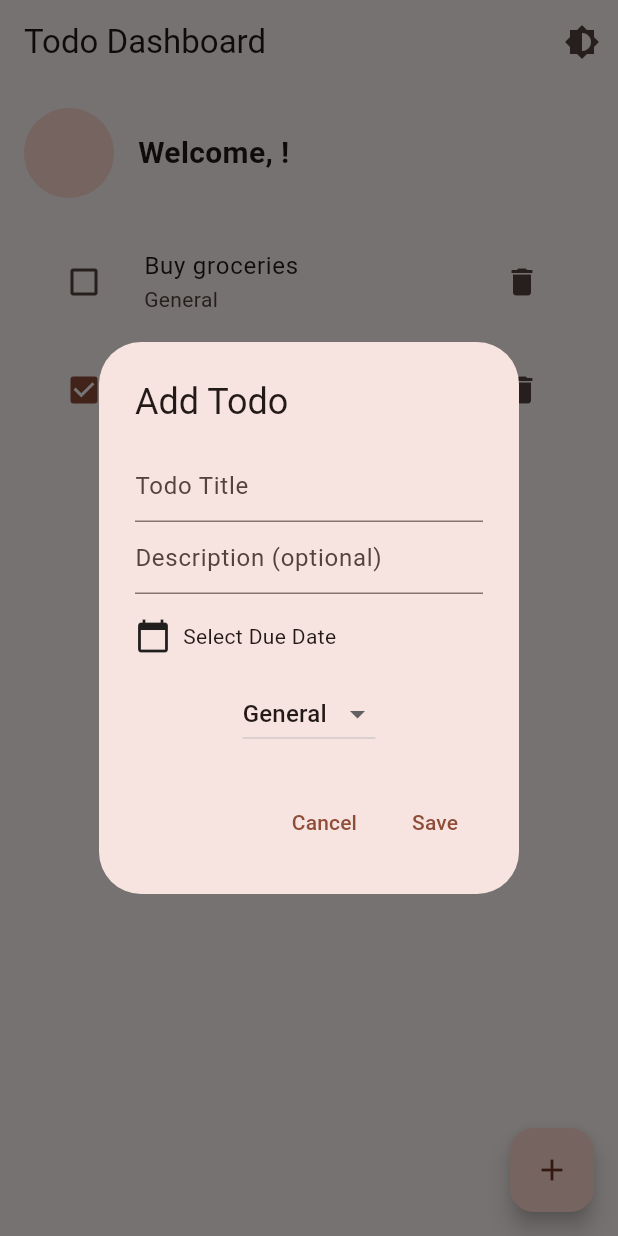
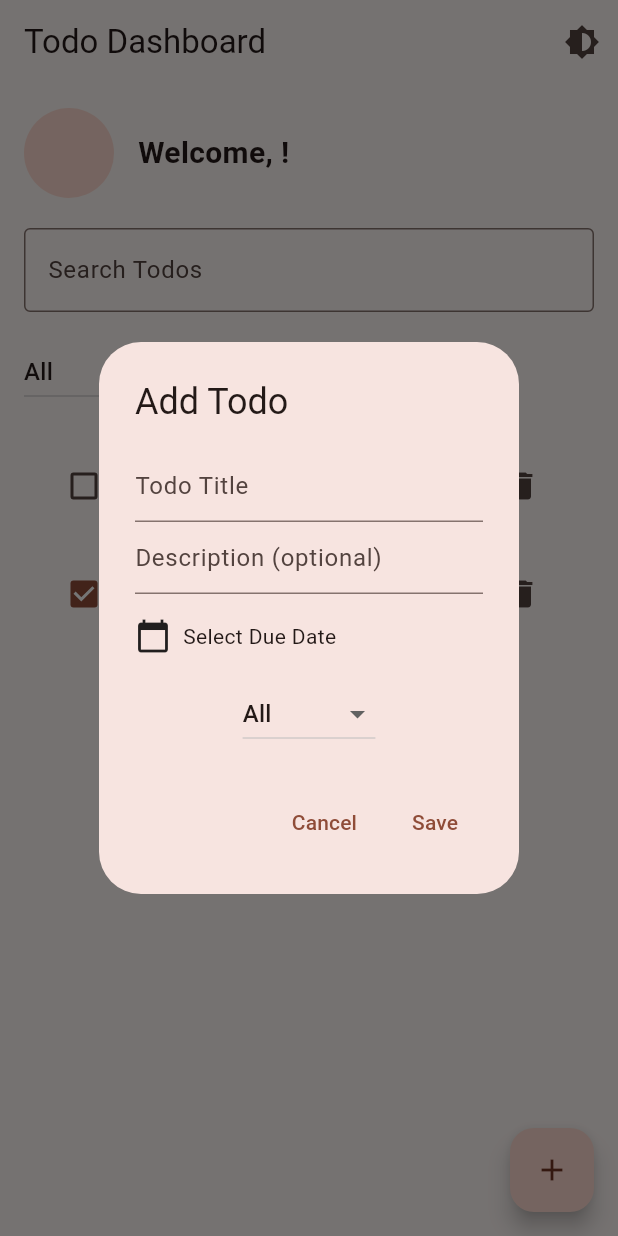
Before and after one commit to g1kdo/checkme, a Flutter app: the HomeScreen screen opened directly with empty values, after a tap on the "add" icon, on a phone screen of 412 x 824 dp. Run offline on Flutter 3.47's test engine with Material 3 defaults, Android fonts, the light colour scheme and no system bars; our stand-ins replace flutter_riverpod.

Commit message:
Search and Filtering implementation

```diff
--- a/lib/ui/screens/home_screen.dart
+++ b/lib/ui/screens/home_screen.dart
@@ -20,6 +20,11 @@
 }
 
 class _HomeScreenState extends ConsumerState<HomeScreen> {
+  DateTime? selectedDueDate;
+  String selectedCategory = 'All';
+  String searchQuery = '';
+  String selectedStatus = 'All'; // Added task status filter (All, Pending, Completed)
+
   @override
   void initState() {
     super.initState();
@@ -29,14 +34,36 @@
     });
   }
 
+  // Search logic
+  List<Todo> _filterTodos(List<Todo> todos) {
+    List<Todo> filteredTodos = todos.where((todo) {
+      final query = searchQuery.toLowerCase();
+      return todo.title.toLowerCase().contains(query) ||
+          (todo.description?.toLowerCase().contains(query) ?? false);
+    }).toList();
+
+    // Filter by selected category
+    if (selectedCategory != 'All') {
+      filteredTodos = filteredTodos.where((todo) {
+        return todo.category == selectedCategory;
+      }).toList();
+    }
+
+    // Filter by selected status (All, Pending, Completed)
+    if (selectedStatus != 'All') {
+      final isCompleted = selectedStatus == 'Completed';
+      filteredTodos = filteredTodos.where((todo) {
+        return todo.isDone == isCompleted;
+      }).toList();
+    }
+
+    return filteredTodos;
+  }
+
   @override
   Widget build(BuildContext context) {
     final themeNotifier = ref.watch(themeProvider.notifier);
     final currentTheme = ref.watch(themeProvider);
-
-    DateTime? selectedDueDate;
-    String selectedCategory = 'General';
-    String searchQuery = '';
 
     // Add a new todo with a due date and category
     void _addTodo(String title, String? description, DateTime? dueDate, String category) async {
@@ -48,15 +75,6 @@
         category: category,
       );
       await ref.read(todoProvider.notifier).addTodo(newTodo);
-    }
-
-    // Search logic
-    List<Todo> _filterTodos(List<Todo> todos) {
-      return todos.where((todo) {
-        final query = searchQuery.toLowerCase();
-        return todo.title.toLowerCase().contains(query) ||
-            (todo.description?.toLowerCase().contains(query) ?? false);
-      }).toList();
     }
 
     // Show Add Todo dialog
@@ -113,7 +131,7 @@
                       selectedCategory = newCategory;
                     }
                   },
-                  items: <String>['General', 'School', 'Personal', 'Urgent']
+                  items: <String>['General', 'School', 'Personal', 'Urgent', 'All']
                       .map<DropdownMenuItem<String>>((String value) {
                     return DropdownMenuItem<String>(
                       value: value,
@@ -171,15 +189,71 @@
               ],
             ),
             const SizedBox(height: 20),
+            // Search bar
+            TextField(
+              decoration: const InputDecoration(
+                labelText: 'Search Todos',
+                border: OutlineInputBorder(),
+              ),
+              onChanged: (value) {
+                setState(() {
+                  searchQuery = value;
+                });
+              },
+            ),
+            const SizedBox(height: 16),
+            // Filters for category and status
+            Row(
+              children: [
+                DropdownButton<String>(
+                  value: selectedCategory,
+                  onChanged: (newCategory) {
+                    if (newCategory != null) {
+                      setState(() {
+                        selectedCategory = newCategory;
+                      });
+                    }
+                  },
+                  items: <String>['General', 'School', 'Personal', 'Urgent', 'All']
+                      .map<DropdownMenuItem<String>>((String value) {
+                    return DropdownMenuItem<String>(
+                      value: value,
+                      child: Text(value),
+                    );
+                  }).toList(),
+                ),
+                const SizedBox(width: 16),
+                DropdownButton<String>(
+                  value: selectedStatus,
+                  onChanged: (newStatus) {
+                    if (newStatus != null) {
+                      setState(() {
+                        selectedStatus = newStatus;
+                      });
+                    }
+                  },
+                  items: <String>['All', 'Pending', 'Completed']
+                      .map<DropdownMenuItem<String>>((String value) {
+                    return DropdownMenuItem<String>(
+                      value: value,
+                      child: Text(value),
+                    );
+                  }).toList(),
+                ),
+              ],
+            ),
+            const SizedBox(height: 16),
+            // Displaying filtered todos
             Expanded(
               child: Consumer(
                 builder: (context, watch, _) {
                   final todos = ref.watch(todoProvider);
+                  final filteredTodos = _filterTodos(todos);
 
                   return ListView.builder(
-                    itemCount: _filterTodos(todos).length,
+                    itemCount: filteredTodos.length,
                     itemBuilder: (context, index) {
-                      final todo = _filterTodos(todos)[index];
+                      final todo = filteredTodos[index];
 
                       // Show "Overdue" if the due date has passed
                       String overdueLabel = '';
```
